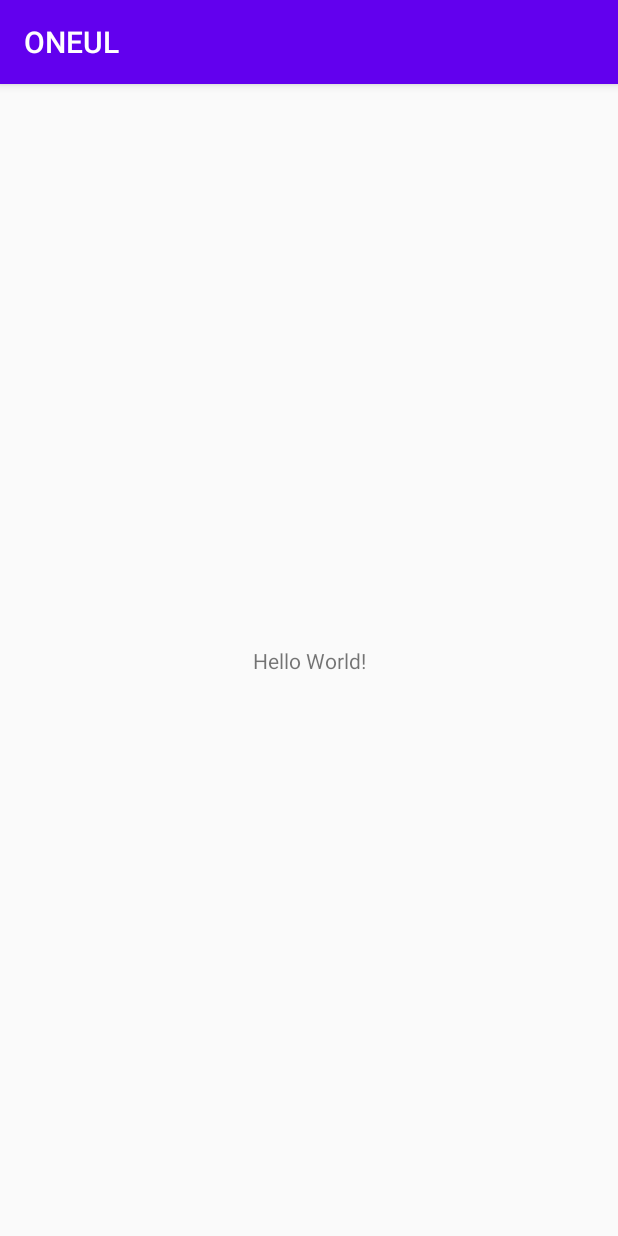
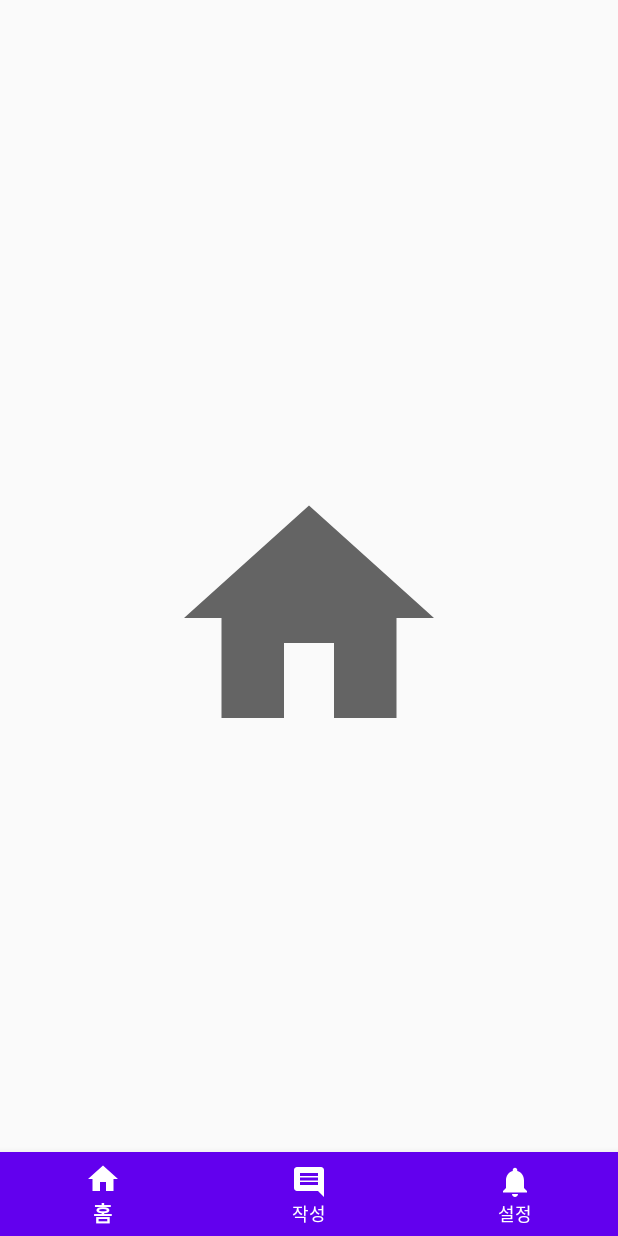
Before and after one commit to Eogeum/ONEUL, an Android app: the screen it shows after launch (MainActivity), on a phone screen of 412 x 824 dp. Run offline under Robolectric (Android 15) with nearby library versions, the phone set to English and light mode, and no system bars.

Commit message:
Add - Bottom Navigation Bar

```diff
--- a/app/build.gradle
+++ b/app/build.gradle
@@ -31,4 +31,6 @@ dependencies {
     testImplementation 'junit:junit:4.12'
     androidTestImplementation 'androidx.test.ext:junit:1.1.1'
     androidTestImplementation 'androidx.test.espresso:espresso-core:3.2.0'
+    implementation 'com.google.android.material:material:1.3.0-alpha01'
+
 }
--- a/app/src/main/AndroidManifest.xml
+++ b/app/src/main/AndroidManifest.xml
@@ -9,6 +9,7 @@
         android:roundIcon="@mipmap/ic_launcher_round"
         android:supportsRtl="true"
         android:theme="@style/AppTheme">
+
         <activity android:name=".MainActivity">
             <intent-filter>
                 <action android:name="android.intent.action.MAIN" />
--- /dev/null
+++ b/app/src/main/java/com/oneul/HomeFragment.java
@@ -0,0 +1,61 @@
+package com.oneul;
+
+import android.os.Bundle;
+import android.view.LayoutInflater;
+import android.view.View;
+import android.view.ViewGroup;
+
+import androidx.fragment.app.Fragment;
+
+/**
+ * A simple {@link Fragment} subclass.
+ * Use the {@link HomeFragment#newInstance} factory method to
+ * create an instance of this fragment.
+ */
+public class HomeFragment extends Fragment {
+    // TODO: Rename parameter arguments, choose names that match
+    // the fragment initialization parameters, e.g. ARG_ITEM_NUMBER
+    private static final String ARG_PARAM1 = "param1";
+    private static final String ARG_PARAM2 = "param2";
+    // TODO: Rename and change types of parameters
+    private String mParam1;
+    private String mParam2;
+
+    public HomeFragment() {
+        // Required empty public constructor
+    }
+
+    /**
+     * Use this factory method to create a new instance of
+     * this fragment using the provided parameters.
+     *
+     * @param param1 Parameter 1.
+     * @param param2 Parameter 2.
+     * @return A new instance of fragment HomeFragment.
+     */
+    // TODO: Rename and change types and number of parameters
+    public static HomeFragment newInstance(String param1, String param2) {
+        HomeFragment fragment = new HomeFragment();
+        Bundle args = new Bundle();
+        args.putString(ARG_PARAM1, param1);
+        args.putString(ARG_PARAM2, param2);
+        fragment.setArguments(args);
+        return fragment;
+    }
+
+    @Override
+    public void onCreate(Bundle savedInstanceState) {
+        super.onCreate(savedInstanceState);
+        if (getArguments() != null) {
+            mParam1 = getArguments().getString(ARG_PARAM1);
+            mParam2 = getArguments().getString(ARG_PARAM2);
+        }
+    }
+
+    @Override
+    public View onCreateView(LayoutInflater inflater, ViewGroup container,
+                             Bundle savedInstanceState) {
+        // Inflate the layout for this fragment
+        return inflater.inflate(R.layout.fragment_home, container, false);
+    }
+}
--- a/app/src/main/java/com/oneul/MainActivity.java
+++ b/app/src/main/java/com/oneul/MainActivity.java
@@ -1,14 +1,61 @@
 package com.oneul;
 
+import android.os.Bundle;
+import android.view.MenuItem;
+
+import androidx.annotation.NonNull;
 import androidx.appcompat.app.AppCompatActivity;
+import androidx.fragment.app.Fragment;
+import androidx.fragment.app.FragmentTransaction;
 
-import android.os.Bundle;
+import com.google.android.material.bottomnavigation.BottomNavigationView;
 
 public class MainActivity extends AppCompatActivity {
+
+    BottomNavigationView bot_menu;
 
     @Override
     protected void onCreate(Bundle savedInstanceState) {
         super.onCreate(savedInstanceState);
+//        타이틀 바 제거
+        try
+        {
+            this.getSupportActionBar().hide();
+        }
+        catch (NullPointerException e) {
+        }
+
         setContentView(R.layout.activity_main);
+
+//        하단 메뉴 연결 및 선언
+        bot_menu = findViewById(R.id.bot_menu);
+        bot_menu.setOnNavigationItemSelectedListener(navigationItemSelectedListener);
+        openFragment(HomeFragment.newInstance("", ""));
     }
+//        화면 전환 메서드
+    public void openFragment(Fragment fragment) {
+        FragmentTransaction transaction = getSupportFragmentManager().beginTransaction();
+        transaction.replace(R.id.container, fragment);
+        transaction.addToBackStack(null);
+        transaction.commit();
+    }
+
+    BottomNavigationView.OnNavigationItemSelectedListener navigationItemSelectedListener =
+            new BottomNavigationView.OnNavigationItemSelectedListener() {
+                @Override
+                public boolean onNavigationItemSelected(@NonNull MenuItem item) {
+                    switch (item.getItemId()) {
+                        case R.id.bot_menu_home:
+                            openFragment(HomeFragment.newInstance("", ""));
+                            return true;
+                        case R.id.bot_menu_write:
+                            openFragment(WriteFragment.newInstance("", ""));
+                            return true;
+                        case R.id.bot_menu_setting:
+                            openFragment(SettingFragment.newInstance("", ""));
+                            return true;
+                    }
+                    return false;
+                }
+            };
 }
--- /dev/null
+++ b/app/src/main/res/drawable/ic_home1.xml
@@ -0,0 +1,10 @@
+<vector xmlns:android="http://schemas.android.com/apk/res/android"
+    android:width="24dp"
+    android:height="24dp"
+    android:viewportWidth="24"
+    android:viewportHeight="24"
+    android:tint="?attr/colorControlNormal">
+  <path
+      android:fillColor="#000000"
+      android:pathData="M10,20v-6h4v6h5v-8h3L12,3 2,12h3v8z"/>
+</vector>
--- /dev/null
+++ b/app/src/main/res/drawable/ic_home2.xml
@@ -0,0 +1,12 @@
+<vector xmlns:android="http://schemas.android.com/apk/res/android"
+    xmlns:tools="http://schemas.android.com/tools"
+    android:width="24dp"
+    android:height="24dp"
+    android:viewportWidth="24"
+    android:viewportHeight="24"
+    android:tint="?attr/colorControlNormal"
+    tools:ignore="VectorRaster">
+  <path
+      android:fillColor="#000000"
+      android:pathData="M20,2L4,2c-1.1,0 -2,0.9 -2,2v12c0,1.1 0.9,2 2,2h14l4,4L22,4c0,-1.1 -0.9,-2 -2,-2zM18,14L6,14v-2h12v2zM18,11L6,11L6,9h12v2zM18,8L6,8L6,6h12v2z"/>
+</vector>
--- /dev/null
+++ b/app/src/main/res/drawable/ic_home3.xml
@@ -0,0 +1,12 @@
+<vector xmlns:android="http://schemas.android.com/apk/res/android"
+    xmlns:tools="http://schemas.android.com/tools"
+    android:width="24dp"
+    android:height="24dp"
+    android:viewportWidth="24"
+    android:viewportHeight="24"
+    android:tint="?attr/colorControlNormal"
+    tools:ignore="VectorRaster">
+  <path
+      android:fillColor="#000000"
+      android:pathData="M12,22c1.1,0 2,-0.9 2,-2h-4c0,1.1 0.89,2 2,2zM18,16v-5c0,-3.07 -1.64,-5.64 -4.5,-6.32L13.5,4c0,-0.83 -0.67,-1.5 -1.5,-1.5s-1.5,0.67 -1.5,1.5v0.68C7.63,5.36 6,7.92 6,11v5l-2,2v1h16v-1l-2,-2z"/>
+</vector>
--- a/app/src/main/res/layout/activity_main.xml
+++ b/app/src/main/res/layout/activity_main.xml
@@ -6,13 +6,19 @@
     android:layout_height="match_parent"
     tools:context=".MainActivity">
 
-    <TextView
-        android:layout_width="wrap_content"
-        android:layout_height="wrap_content"
-        android:text="Hello World!"
-        app:layout_constraintBottom_toBottomOf="parent"
-        app:layout_constraintLeft_toLeftOf="parent"
-        app:layout_constraintRight_toRightOf="parent"
-        app:layout_constraintTop_toTopOf="parent" />
-
+    <FrameLayout
+        android:id="@+id/container"
+        android:layout_width="match_parent"
+        android:layout_height="match_parent">
+        <!-- Main content -->
+        <com.google.android.material.bottomnavigation.BottomNavigationView
+            android:id="@+id/bot_menu"
+            android:layout_width="match_parent"
+            android:layout_height="wrap_content"
+            android:layout_gravity="bottom"
+            android:background="@color/colorPrimary"
+            app:itemIconTint="#FFFFFF"
+            app:itemTextColor="#FFFFFF"
+            app:menu="@menu/bot_menu" />
+    </FrameLayout>
 </androidx.constraintlayout.widget.ConstraintLayout>
--- /dev/null
+++ b/app/src/main/res/layout/fragment_home.xml
@@ -0,0 +1,14 @@
+<?xml version="1.0" encoding="utf-8"?>
+<FrameLayout xmlns:android="http://schemas.android.com/apk/res/android"
+    xmlns:tools="http://schemas.android.com/tools"
+    android:layout_width="match_parent"
+    android:layout_height="match_parent"
+    tools:context=".HomeFragment">
+
+    <ImageView
+        android:id="@+id/imageView"
+        android:layout_width="200dp"
+        android:layout_height="200dp"
+        android:layout_gravity="center"
+        android:src="@drawable/ic_home1" />
+</FrameLayout>
--- /dev/null
+++ b/app/src/main/res/menu/bot_menu.xml
@@ -0,0 +1,15 @@
+<?xml version="1.0" encoding="utf-8"?>
+<menu xmlns:android="http://schemas.android.com/apk/res/android">
+    <item
+        android:id="@+id/bot_menu_home"
+        android:icon="@drawable/ic_home1"
+        android:title="홈" />
+    <item
+        android:id="@+id/bot_menu_write"
+        android:icon="@drawable/ic_home2"
+        android:title="작성" />
+    <item
+        android:id="@+id/bot_menu_setting"
+        android:icon="@drawable/ic_home3"
+        android:title="설정" />
+</menu>
```
Also changed, not shown: app/src/main/java/com/oneul/SettingFragment.java (added, +61 -0 lines), app/src/main/java/com/oneul/WriteFragment.java (added, +61 -0 lines), app/src/main/res/layout/fragment_setting.xml (added, +14 -0 lines), app/src/main/res/layout/fragment_write.xml (added, +14 -0 lines).
